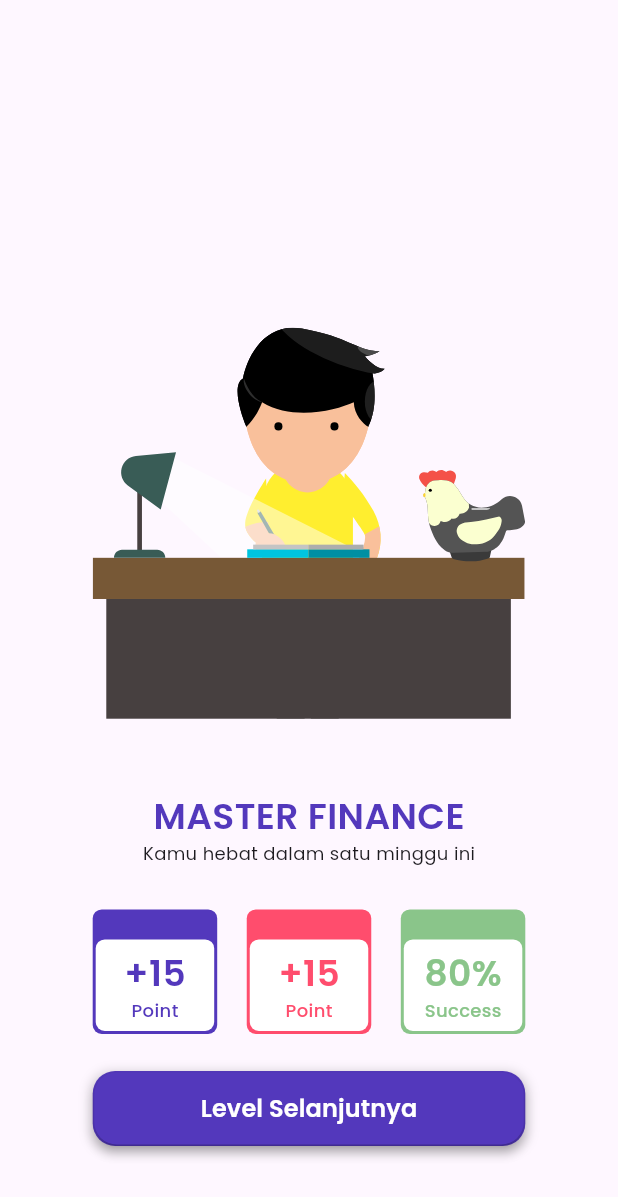
After one commit to luqmanhadisudiana/Amplop-Duit, a Flutter app: the ReportPage screen opened directly, on a phone screen of 412 x 824 dp. The commit adds this screen. Shown: the top 1197 px of the screen. Run offline on Flutter 3.47's test engine with Material 3 defaults, Android fonts, the phone set to English and light mode, and no system bars; our stand-ins replace faker, flutter_svg, lottie, shared_preferences, shimmer, youtube_player_flutter; accounts and stored records are empty; network calls fail.

Commit message:
adding course data, move test to profile, change mainButton widget

```diff
--- a/lib/component/button/main_button.dart
+++ b/lib/component/button/main_button.dart
@@ -56,7 +56,7 @@ class MainButton extends StatelessWidget {
           width: 1.0,
         ),
       ),
-      child: ElevatedButton(
+      child: TextButton(
         onPressed: isDisabled
             ? null
             : () {
--- a/lib/layout/navigation_wrapper.dart
+++ b/lib/layout/navigation_wrapper.dart
@@ -6,7 +6,6 @@ import 'package:amplop_duit/screens/home/home.dart';
 import 'package:amplop_duit/screens/leaderboard/leaderboard.dart';
 import 'package:amplop_duit/screens/profile/profile.dart';
 import 'package:amplop_duit/screens/smart%20finance/smart_finance.dart';
-import 'package:amplop_duit/screens/testpage/testpage.dart';
 import 'package:amplop_duit/theme.dart';
 import 'package:flutter/material.dart';
 import 'package:flutter_svg/flutter_svg.dart';
@@ -158,21 +157,6 @@ class _NavigationWrapperState extends State<NavigationWrapper> {
           unselectedLabelStyle: const TextStyle(fontSize: 10),
           onTap: _onItemTapped,
         ),
-        floatingActionButton: _selectedIndex == 2
-            ? null
-            : FloatingActionButton(
-                onPressed: () {
-                  Navigator.push(
-                      context,
-                      MaterialPageRoute(
-                          builder: (context) => TestPage(
-                                currentIndex: _selectedIndex,
-                              )));
-                },
-                tooltip: 'Test Page',
-                heroTag: null,
-                child: const Icon(Icons.refresh),
-              ), // Th,
       ),
     );
   }
--- a/lib/models/course.dart
+++ b/lib/models/course.dart
@@ -73,38 +73,51 @@ var courseList = [
                 "Dari video sebelumnya, berikut apa aspek yang harus diperhatikan dalam mencatat keuangan?",
             answerList: [
               // salah satu harus true karena jawaban
-              Answer(text: "Jawaban 1", status: true),
-              Answer(text: "Jawaban 2", status: false),
-              Answer(text: "Jawaban 3", status: false),
-              Answer(text: "Jawaban 4", status: false),
+              Answer(text: "Tanggal, Deskripsi, Nominal", status: false),
+              Answer(text: "Uang, Keluar, dan Masuk", status: false),
+              Answer(text: "Hanya hasil beli barang saja", status: true),
+              Answer(text: "Tidak perlu dicatat", status: false),
             ]),
-        QuestionAnswer(question: "Ini Pertanyaan 2", answerList: [
+        QuestionAnswer(question: "Apa yang dimaksud deskripsi?", answerList: [
           // salah satu harus true karena jawaban
-          Answer(text: "Jawaban 1", status: true),
-          Answer(text: "Jawaban 2", status: false),
-          Answer(text: "Jawaban 3", status: false),
-          Answer(text: "Jawaban 4", status: false),
+          Answer(text: "Penjelasan mata uang yang dikeluarkan", status: true),
+          Answer(
+              text: "Penjelasan berapa uang yang dikeluarkan", status: false),
+          Answer(text: "Penjelasan untuk apa uang dikeluarkan", status: false),
+          Answer(text: "Tidak perlu dicatat", status: false),
         ]),
-        QuestionAnswer(question: "Ini Pertanyaan 3", answerList: [
+        QuestionAnswer(
+            question:
+                "Apa yang harus dilakukan pada akhir setiap bulan dalam metode Kakeibo?",
+            answerList: [
               // salah satu harus true karena jawaban
-          Answer(text: "Jawaban 1", status: true),
-          Answer(text: "Jawaban 2", status: false),
-          Answer(text: "Jawaban 3", status: false),
-          Answer(text: "Jawaban 4", status: false),
+              Answer(text: "Menambahkan lebih banyak utang", status: false),
+              Answer(text: "Menyimpan uang yang tersisa", status: true),
+              Answer(text: "Mengabaikan perhitungan", status: false),
+              Answer(text: "Membeli barang-barang mewah", status: false),
             ]),
-        QuestionAnswer(question: "Ini Pertanyaan 4", answerList: [
+        QuestionAnswer(
+            question:
+                "Apa yang harus dilakukan sebelum membuat rencana pengeluaran bulanan dalam Kakeibo?",
+            answerList: [
               // salah satu harus true karena jawaban
-          Answer(text: "Jawaban 1", status: true),
-          Answer(text: "Jawaban 2", status: false),
-          Answer(text: "Jawaban 3", status: false),
-          Answer(text: "Jawaban 4", status: false),
+              Answer(text: "Menjadi boros", status: false),
+              Answer(text: "Mengabaikan pendapatan bulanan", status: false),
+              Answer(
+                  text: "Mengetahui jumlah pengeluaran bulanan", status: true),
+              Answer(text: "Tidak melakukan perencanaan", status: false),
             ]),
-        QuestionAnswer(question: "Ini Pertanyaan 5", answerList: [
+        QuestionAnswer(
+            question:
+                "Apa yang menjadi tujuan utama dari metode pencatatan keuangan Kakeibo?",
+            answerList: [
               // salah satu harus true karena jawaban
-          Answer(text: "Jawaban 1", status: true),
-          Answer(text: "Jawaban 2", status: false),
-          Answer(text: "Jawaban 3", status: false),
-          Answer(text: "Jawaban 4", status: false),
+              Answer(text: "Mencari keuntungan besar", status: false),
+              Answer(
+                  text: "Mencatat pengeluaran harian dengan teliti",
+                  status: true),
+              Answer(text: "Mengumpulkan uang secara efisien", status: false),
+              Answer(text: "Mengabaikan pengeluaran", status: false),
             ]),
       ]),
   // course level
@@ -122,40 +135,73 @@ var courseList = [
           "MCDKOER9b7A", // https://www.youtube.com/watch?v={VideoID}, contoh https://www.youtube.com/watch?v=mq8ZLUBdQHQ
       feedback: 0,
       listQuestionAnswer: [
-        QuestionAnswer(question: "Ini Pertanyaan 1", answerList: [
+        QuestionAnswer(
+            question: "Apa tujuan utama dari metode keuangan kakeibo?",
+            answerList: [
               // salah satu harus true karena jawaban
-          Answer(text: "Jawaban 1", status: true),
-          Answer(text: "Jawaban 2", status: false),
-          Answer(text: "Jawaban 3", status: false),
-          Answer(text: "Jawaban 4", status: false),
+              Answer(text: "Membuat keuangan lebih rumit", status: false),
+              Answer(text: "Meningkatkan kesadaran finansial", status: true),
+              Answer(text: "Mengabaikan anggaran", status: false),
+              Answer(text: "Menyembunyikan pengeluaran", status: false),
             ]),
-        QuestionAnswer(question: "Ini Pertanyaan 2", answerList: [
+        QuestionAnswer(
+            question:
+                "Bagaimana kakeibo membantu dalam mengendalikan pengeluaran bulanan?",
+            answerList: [
               // salah satu harus true karena jawaban
-          Answer(text: "Jawaban 1", status: true),
-          Answer(text: "Jawaban 2", status: false),
-          Answer(text: "Jawaban 3", status: false),
-          Answer(text: "Jawaban 4", status: false),
+              Answer(text: "Mengabaikan anggaran", status: false),
+              Answer(text: "Merencanakan anggaran bulanan", status: true),
+              Answer(text: "Menyembunyikan sumber pendapatan", status: false),
+              Answer(text: "Tidak memperhitungkan pengeluaran", status: false),
             ]),
-        QuestionAnswer(question: "Ini Pertanyaan 3", answerList: [
+        QuestionAnswer(
+            question:
+                "Apa perbedaan utama antara kakeibo dan metode pengelolaan keuangan tradisional?",
+            answerList: [
               // salah satu harus true karena jawaban
-          Answer(text: "Jawaban 1", status: true),
-          Answer(text: "Jawaban 2", status: false),
-          Answer(text: "Jawaban 3", status: false),
-          Answer(text: "Jawaban 4", status: false),
+              Answer(
+                  text: "Keduanya memiliki pendekatan yang sama",
+                  status: false),
+              Answer(
+                  text:
+                      "Kakeibo fokus pada penghematan, sedangkan metode tradisional tidak",
+                  status: true),
+              Answer(text: "Metode tradisional lebih rumit", status: false),
+              Answer(
+                  text: "Kakeibo tidak melibatkan perencanaan keuangan",
+                  status: false),
             ]),
-        QuestionAnswer(question: "Ini Pertanyaan 4", answerList: [
+        QuestionAnswer(
+            question:
+                "Apa manfaat utama dari kesadaran finansial yang diperoleh melalui kakeibo?",
+            answerList: [
               // salah satu harus true karena jawaban
-          Answer(text: "Jawaban 1", status: true),
-          Answer(text: "Jawaban 2", status: false),
-          Answer(text: "Jawaban 3", status: false),
-          Answer(text: "Jawaban 4", status: false),
+              Answer(
+                  text: "Meningkatkan pengeluaran secara impulsif",
+                  status: false),
+              Answer(
+                  text: "Memperoleh kontrol lebih baik atas keuangan pribadi",
+                  status: true),
+              Answer(
+                  text: "Mengabaikan kebutuhan darurat keuangan",
+                  status: false),
+              Answer(
+                  text: "Tidak memperhatikan rencana keuangan jangka panjang",
+                  status: false),
             ]),
-        QuestionAnswer(question: "Ini Pertanyaan 5", answerList: [
+        QuestionAnswer(
+            question:
+                "Bagaimana kakeibo membantu dalam mencapai tujuan keuangan jangka panjang?",
+            answerList: [
               // salah satu harus true karena jawaban
-          Answer(text: "Jawaban 1", status: true),
-          Answer(text: "Jawaban 2", status: false),
-          Answer(text: "Jawaban 3", status: false),
-          Answer(text: "Jawaban 4", status: false),
+              Answer(
+                  text: "Dengan mengabaikan rencana keuangan", status: false),
+              Answer(text: "Mengandalkan keberuntungan", status: false),
+              Answer(
+                  text:
+                      "Melalui perencanaan dan pengelolaan keuangan yang bijaksana",
+                  status: true),
+              Answer(text: "Tanpa perlu merinci pengeluaran", status: false),
             ]),
       ]),
   // course level
--- /dev/null
+++ b/lib/screens/confirmation_and_report/confirmation_page.dart
@@ -0,0 +1,110 @@
+import 'package:amplop_duit/component/button/main_button.dart';
+import 'package:flutter/material.dart';
+
+class ConfirmationPage extends StatefulWidget {
+  const ConfirmationPage({super.key});
+
+  @override
+  State<ConfirmationPage> createState() => _ConfirmationPageState();
+}
+
+class _ConfirmationPageState extends State<ConfirmationPage> {
+  @override
+  Widget build(BuildContext context) {
+    return Scaffold(
+      body: Container(
+        padding: const EdgeInsets.symmetric(horizontal: 24, vertical: 60),
+        child: Center(
+            child: Column(
+          mainAxisAlignment: MainAxisAlignment.spaceBetween,
+          children: [
+            const Text(
+              "Kamu sudah melakukan pembelajaran hari ini, apakah kamu ingin lanjut belajar?",
+              textAlign: TextAlign.center,
+              style: TextStyle(
+                  fontFamily: "Poppins",
+                  fontSize: 24,
+                  fontWeight: FontWeight.w500),
+            ),
+            Center(
+              child: Image.network(
+                "https://raw.githubusercontent.com/luqmanhadisudiana/Amplop-Duit/main/assets/img/Bubu-depan-rumah.png",
+                height: 250,
+                width: 295,
+              ),
+            ),
+            Column(
+              children: [
+                MainButton(
+                  buttonText: "Lanjut Belajar",
+                  width: 250,
+                  action: () {
+                    debugPrint("Lanjut");
+                    Navigator.pushReplacement(
+                        context,
+                        MaterialPageRoute(
+                            builder: (context) => const EndCourseStatusPage()));
+                  },
+                ),
+                const SizedBox(
+                  height: 17,
+                ),
+                MainButton(
+                  buttonText: "Istirahat Dulu",
+                  width: 250,
+                  bgColor: Colors.white,
+                  borderColor: const Color(0xFF5338BC),
+                  textColor: const Color(0xFF5338BC),
+                  action: () {
+                    debugPrint("Lanjut");
+                  },
+                ),
+              ],
+            )
+          ],
+        )),
+      ),
+    );
+  }
+}
+
+class EndCourseStatusPage extends StatelessWidget {
+  const EndCourseStatusPage({super.key});
+
+  @override
+  Widget build(BuildContext context) {
+    return Scaffold(
+      body: Container(
+        padding: const EdgeInsets.symmetric(horizontal: 24, vertical: 60),
+        child: Center(
+            child: Column(
+          mainAxisAlignment: MainAxisAlignment.spaceBetween,
+          children: [
+            const Text(
+              "Tugasmu minggu ini sudah selesai. Siapkan dirimu untuk materi minggu selanjutnya",
+              textAlign: TextAlign.center,
+              style: TextStyle(
+                  fontFamily: "Poppins",
+                  fontSize: 24,
+                  fontWeight: FontWeight.w500),
+            ),
+            Container(
+              padding: const EdgeInsets.all(20),
+              child: Image.network(
+                "https://raw.githubusercontent.com/luqmanhadisudiana/Amplop-Duit/main/assets/img/Character-Santai.png",
+                width: 330,
+              ),
+            ),
+            MainButton(
+              buttonText: "Lihat Hasil",
+              width: 250,
+              action: () {
+                debugPrint("Lanjut");
+              },
+            ),
+          ],
+        )),
+      ),
+    );
+  }
+}
--- /dev/null
+++ b/lib/screens/confirmation_and_report/report.dart
@@ -0,0 +1,182 @@
+import 'package:amplop_duit/component/button/main_button.dart';
+import 'package:flutter/material.dart';
+import 'package:flutter_svg/flutter_svg.dart';
+
+class ReportPage extends StatefulWidget {
+  const ReportPage({super.key});
+
+  @override
+  State<ReportPage> createState() => _ReportPageState();
+}
+
+class _ReportPageState extends State<ReportPage> {
+  @override
+  Widget build(BuildContext context) {
+    double maxWidth = MediaQuery.of(context).size.width;
+    double maxHeight = MediaQuery.of(context).size.width;
+
+    double horizontalPadding = maxWidth * 0.15;
+
+    return Scaffold(
+      body: Container(
+        padding:
+            EdgeInsets.symmetric(horizontal: horizontalPadding, vertical: 60),
+        child: Column(
+          mainAxisAlignment: MainAxisAlignment.end,
+          crossAxisAlignment: CrossAxisAlignment.center,
+          children: [
+            SvgPicture.asset(
+              "assets/img/Bubu-Belajar.svg",
+              height: 285,
+            ),
+            SizedBox(
+              height: maxHeight * 0.085,
+            ),
+            const Column(
+              children: [
+                Text(
+                  "MASTER FINANCE",
+                  style: TextStyle(
+                      color: Color(0xFF5338BC),
+                      fontFamily: "Poppins",
+                      fontSize: 24,
+                      fontWeight: FontWeight.w600),
+                ),
+                Text(
+                  "Kamu hebat dalam satu minggu ini",
+                  style: TextStyle(
+                      fontFamily: "Poppins",
+                      fontSize: 12,
+                      fontWeight: FontWeight.w400),
+                )
+              ],
+            ),
+            SizedBox(
+              height: maxHeight * 0.07,
+            ),
+            Row(
+              mainAxisAlignment: MainAxisAlignment.spaceBetween,
+              children: [
+                Container(
+                  width: 83,
+                  padding: const EdgeInsets.only(
+                      bottom: 2, right: 2, left: 2, top: 20),
+                  decoration: const BoxDecoration(
+                      borderRadius: BorderRadius.all(Radius.circular(6.0)),
+                      color: Color(0xFF5338BC)),
+                  child: Container(
+                      padding: const EdgeInsets.symmetric(vertical: 5),
+                      decoration: const BoxDecoration(
+                          borderRadius: BorderRadius.all(Radius.circular(6.0)),
+                          color: Colors.white),
+                      child: const Column(
+                        mainAxisAlignment: MainAxisAlignment.center,
+                        crossAxisAlignment: CrossAxisAlignment.center,
+                        children: [
+                          Text(
+                            "+15",
+                            style: TextStyle(
+                                color: Color(0xFF5338BC),
+                                fontFamily: "Poppins",
+                                fontSize: 24,
+                                fontWeight: FontWeight.w600),
+                          ),
+                          Text(
+                            "Point",
+                            style: TextStyle(
+                                color: Color(0xFF5338BC),
+                                fontFamily: "Poppins",
+                                fontSize: 12,
+                                fontWeight: FontWeight.w500),
+                          ),
+                        ],
+                      )),
+                ),
+                Container(
+                  width: 83,
+                  padding: const EdgeInsets.only(
+                      bottom: 2, right: 2, left: 2, top: 20),
+                  decoration: const BoxDecoration(
+                      borderRadius: BorderRadius.all(Radius.circular(6.0)),
+                      color: Color(0xFFFF4D6D)),
+                  child: Container(
+                      padding: const EdgeInsets.symmetric(vertical: 5),
+                      decoration: const BoxDecoration(
+                          borderRadius: BorderRadius.all(Radius.circular(6.0)),
+                          color: Colors.white),
+                      child: const Column(
+                        mainAxisAlignment: MainAxisAlignment.center,
+                        crossAxisAlignment: CrossAxisAlignment.center,
+                        children: [
+                          Text(
+                            "+15",
+                            style: TextStyle(
+                                color: Color(0xFFFF4D6D),
+                                fontFamily: "Poppins",
+                                fontSize: 24,
+                                fontWeight: FontWeight.w600),
+                          ),
+                          Text(
+                            "Point",
+                            style: TextStyle(
+                                color: Color(0xFFFF4D6D),
+                                fontFamily: "Poppins",
+                                fontSize: 12,
+                                fontWeight: FontWeight.w500),
+                          ),
+                        ],
+                      )),
+                ),
+                Container(
+                  width: 83,
+                  padding: const EdgeInsets.only(
+                      bottom: 2, right: 2, left: 2, top: 20),
+                  decoration: const BoxDecoration(
+                      borderRadius: BorderRadius.all(Radius.circular(6.0)),
+                      color: Color(0xFF8AC58A)),
+                  child: Container(
+                      padding: const EdgeInsets.symmetric(vertical: 5),
+                      decoration: const BoxDecoration(
+                          borderRadius: BorderRadius.all(Radius.circular(6.0)),
+                          color: Colors.white),
+                      child: const Column(
+                        mainAxisAlignment: MainAxisAlignment.center,
+                        crossAxisAlignment: CrossAxisAlignment.center,
+                        children: [
+                          Text(
+                            "80%",
+                            style: TextStyle(
+                                color: Color(0xFF8AC58A),
+                                fontFamily: "Poppins",
+                                fontSize: 24,
+                                fontWeight: FontWeight.w600),
+                          ),
+                          Text(
+                            "Success",
+                            style: TextStyle(
+                                color: Color(0xFF8AC58A),
+                                fontFamily: "Poppins",
+                                fontSize: 12,
+                                fontWeight: FontWeight.w500),
+                          ),
+                        ],
+                      )),
+                )
+              ],
+            ),
+            SizedBox(
+              height: maxHeight * 0.06,
+            ),
+            MainButton(
+              buttonText: "Level Selanjutnya",
+              width: double.maxFinite,
+              action: () {
+                debugPrint("Lanjut");
+              },
+            ),
+          ],
+        ),
+      ),
+    );
+  }
+}
--- a/lib/screens/profile/profile.dart
+++ b/lib/screens/profile/profile.dart
@@ -1,7 +1,9 @@
 import 'package:amplop_duit/component/section/statistic_section.dart';
 import 'package:amplop_duit/component/table/table_view.dart';
+import 'package:amplop_duit/layout/navigation_wrapper.dart';
 import 'package:amplop_duit/models/finance.dart';
 import 'package:amplop_duit/screens/smart%20finance/service.dart';
+import 'package:amplop_duit/screens/testpage/testpage.dart';
 import 'package:amplop_duit/theme.dart';
 import 'package:flutter/material.dart';
 import 'package:flutter_svg/flutter_svg.dart';
@@ -111,12 +113,50 @@ class _ProfilePageState extends State<ProfilePage> {
                             children: [
                               Container(
                                 padding: const EdgeInsets.all(16),
-                                child: const Icon(Icons.arrow_back),
+                                child: InkWell(
+                                  onTap: () {
+                                    debugPrint("back");
+                                    Navigator.push(
+                                        context,
+                                        MaterialPageRoute(
+                                            builder: (context) =>
+                                                const NavigationWrapper(
+                                                  selectedIndex: 0,
+                                                )));
+                                  },
+                                  child: Container(
+                                    width: 25.0,
+                                    height: 25.0,
+                                    decoration: const BoxDecoration(
+                                      shape: BoxShape.circle,
+                                      // color: Colors.transparent,
+                                    ),
+                                    child: const Icon(Icons.arrow_back),
+                                  ),
+                                ),
                               ),
                               Container(
                                 padding: const EdgeInsets.all(16),
-                                child: const Icon(Icons.settings),
-                              )
+                                child: InkWell(
+                                  onTap: () {
+                                    debugPrint("back");
+                                    Navigator.push(
+                                        context,
+                                        MaterialPageRoute(
+                                            builder: (context) =>
+                                                const TestPage()));
+                                  },
+                                  child: Container(
+                                    width: 25.0,
+                                    height: 25.0,
+                                    decoration: const BoxDecoration(
+                                      shape: BoxShape.circle,
+                                      // color: Colors.transparent,
+                                    ),
+                                    child: const Icon(Icons.settings),
+                                  ),
+                                ),
+                              ),
                             ]),
                       ],
                     )),
--- a/lib/screens/testpage/testpage.dart
+++ b/lib/screens/testpage/testpage.dart
@@ -283,7 +283,7 @@ class _TestPageState extends State<TestPage> {
               context,
               MaterialPageRoute(
                   builder: (context) => NavigationWrapper(
-                        selectedIndex: widget.currentIndex ?? 0,
+                        selectedIndex: widget.currentIndex ?? 4,
                       )),
             );
           },
--- a/pubspec.yaml
+++ b/pubspec.yaml
@@ -16,7 +16,7 @@ publish_to: "none" # Remove this line if you wish to publish to pub.dev
 # https://developer.apple.com/library/archive/documentation/General/Reference/InfoPlistKeyReference/Articles/CoreFoundationKeys.html
 # In Windows, build-name is used as the major, minor, and patch parts
 # of the product and file versions while build-number is used as the build suffix.
-version: 0.0.15
+version: 0.0.20
 
 environment:
   sdk: ">=3.2.1 <4.0.0"
```
Lines whose indentation alone changed are shown as unchanged.
